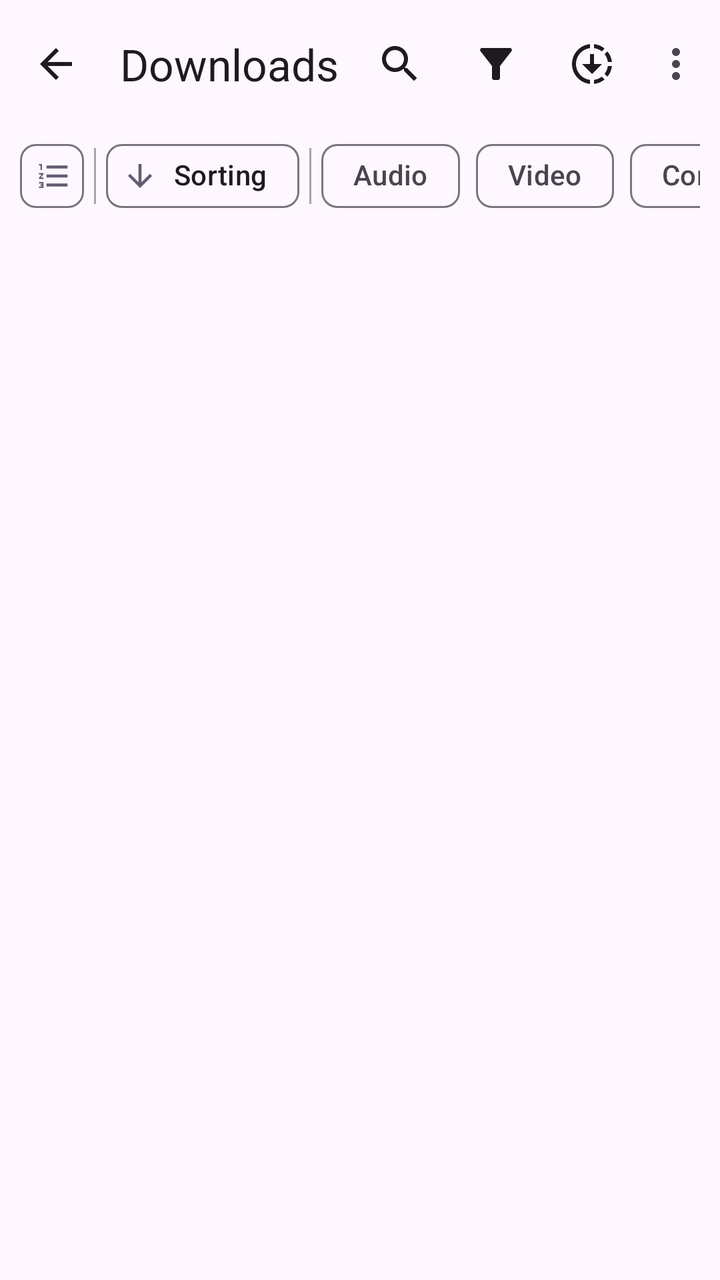
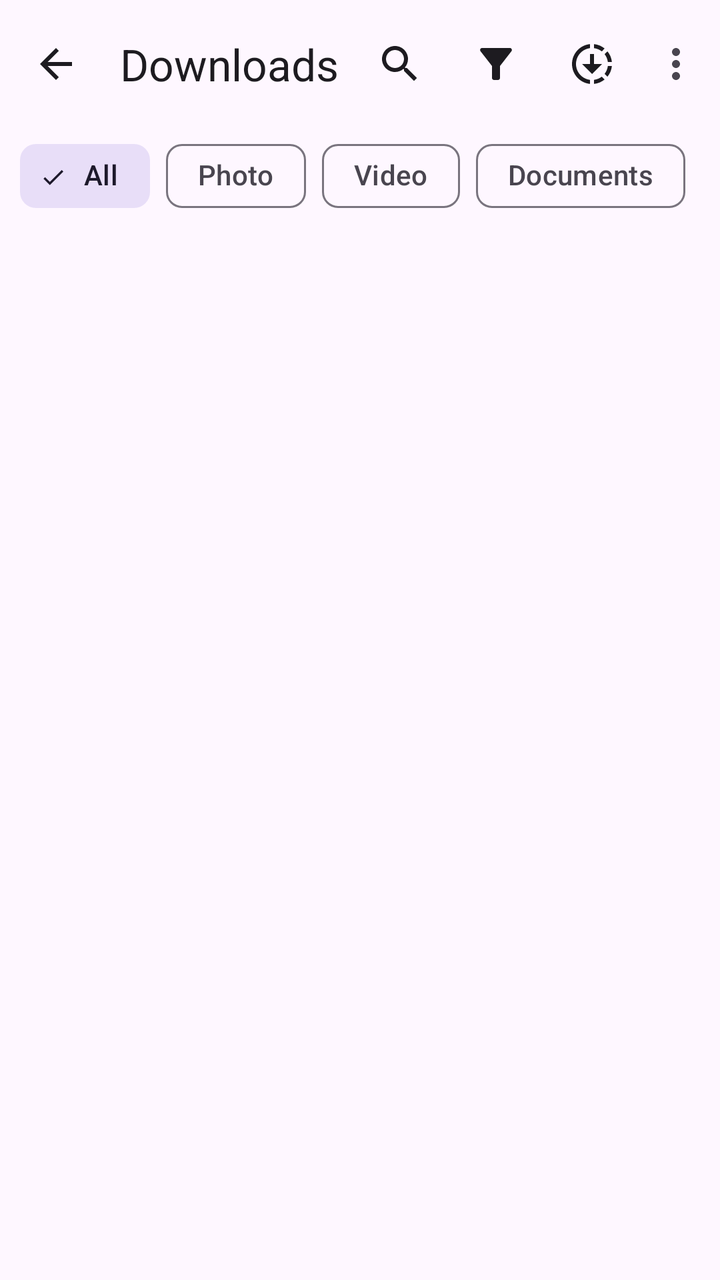

Before-and-after screenshots of an Android layout around one commit, followed by the original layout XML and the change that was made.
<!-- AndroidManifest.xml: application theme BaseTheme -->
<!-- res/layout/fragment_history.xml -->
<?xml version="1.0" encoding="utf-8"?>
<androidx.coordinatorlayout.widget.CoordinatorLayout android:layout_width="match_parent"
    android:layout_height="match_parent"
    xmlns:app="http://schemas.android.com/apk/res-auto"
    xmlns:android="http://schemas.android.com/apk/res/android">

    <com.google.android.material.appbar.AppBarLayout
        app:liftOnScroll="true"
        android:background="@android:color/transparent"
        android:elevation="0dp"
        app:liftOnScrollTargetViewId="@id/recyclerviewhistorys"
        app:elevation="0dp"
        android:fitsSystemWindows="true"
        android:layout_width="match_parent"
        android:layout_height="wrap_content">

        <com.google.android.material.appbar.MaterialToolbar
            android:id="@+id/history_toolbar"
            app:navigationIcon="@drawable/ic_back"
            android:layout_width="match_parent"
            android:layout_height="?attr/actionBarSize"
            app:title="@string/downloads"
            app:menu="@menu/history_menu"
            />

        <RelativeLayout
            android:layout_width="match_parent"
            android:layout_height="match_parent"
            android:orientation="vertical"
            app:layout_scrollFlags="scroll|enterAlways"
            android:layout_marginHorizontal="10dp">
            <HorizontalScrollView
                android:layout_width="wrap_content"
                android:scrollbars="none"
                android:layout_height="wrap_content">

                <LinearLayout
                    android:id="@+id/history_selection_chips"
                    android:layout_width="wrap_content"
                    android:layout_height="wrap_content">

                    <com.google.android.material.chip.ChipGroup
                        android:layout_width="wrap_content"
                        android:layout_height="wrap_content"
                        app:selectionRequired="false"
                        android:layout_gravity="center"
                        app:singleSelection="false">

                        <com.google.android.material.chip.Chip
                            android:id="@+id/toggleView"
                            style="@style/Widget.Material3.Chip.Assist"
                            android:layout_width="wrap_content"
                            android:layout_height="wrap_content"
                            android:layout_margin="0dp"
                            android:padding="0dp"
                            android:gravity="center"
                            app:ensureMinTouchTargetSize="false"
                            app:chipEndPadding="-10dp"
                            app:chipIcon="@drawable/baseline_format_list_numbered_24" />

                    </com.google.android.material.chip.ChipGroup>

                    <View style="@style/Divider.Vertical"/>

                    <com.google.android.material.chip.ChipGroup
                        android:layout_width="wrap_content"
                        android:layout_height="wrap_content">


                        <com.google.android.material.chip.Chip
                            android:id="@+id/sortChip"
                            style="@style/Widget.Material3.Chip.Assist"
                            android:layout_width="wrap_content"
                            android:layout_height="wrap_content"
                            android:text="@string/sort_by"
                            app:chipIcon="@drawable/ic_down" />

                    </com.google.android.material.chip.ChipGroup>

                    <View style="@style/Divider.Vertical"/>

                    <com.google.android.material.chip.ChipGroup
                        android:layout_width="wrap_content"
                        app:selectionRequired="false"
                        app:singleSelection="true"
                        android:layout_height="wrap_content">

                        <com.google.android.material.chip.Chip
                            android:id="@+id/audio_chip"
                            style="@style/Widget.Material3.Chip.Filter"
                            android:layout_width="wrap_content"
                            android:layout_height="wrap_content"
                            android:text="@string/audio"/>

                        <com.google.android.material.chip.Chip
                            android:id="@+id/video_chip"
                            style="@style/Widget.Material3.Chip.Filter"
                            android:layout_width="wrap_content"
                            android:layout_height="wrap_content"
                            android:text="@string/video"/>

                        <com.google.android.material.chip.Chip
                            android:id="@+id/command_chip"
                            style="@style/Widget.Material3.Chip.Filter"
                            android:layout_width="wrap_content"
                            android:layout_height="wrap_content"
                            android:text="@string/command"/>

                    </com.google.android.material.chip.ChipGroup>

                </LinearLayout>

            </HorizontalScrollView>

        </RelativeLayout>

    </com.google.android.material.appbar.AppBarLayout>

    <androidx.constraintlayout.widget.ConstraintLayout
        android:layout_width="match_parent"
        android:layout_height="match_parent"
        app:layout_behavior="@string/appbar_scrolling_view_behavior">




        <androidx.recyclerview.widget.RecyclerView
            android:id="@+id/recyclerviewhistorys"
            android:layout_width="match_parent"
            android:layout_height="wrap_content"
            android:clipToPadding="false"
            android:orientation="vertical"
            android:scrollbars="none"
            app:layoutManager="androidx.recyclerview.widget.LinearLayoutManager"
            app:layout_constraintEnd_toEndOf="parent"
            app:layout_constraintStart_toStartOf="parent">

        </androidx.recyclerview.widget.RecyclerView>

    </androidx.constraintlayout.widget.ConstraintLayout>

    <include layout="@layout/no_results"
        android:visibility="gone" />


    <include
        android:id="@+id/no_results"
        layout="@layout/history_item_details_bottom_sheet"
        android:visibility="gone" />

</androidx.coordinatorlayout.widget.CoordinatorLayout>
<!-- res/layout/no_results.xml (included above) -->
<?xml version="1.0" encoding="utf-8"?>
<RelativeLayout
    android:id="@+id/no_results"
    xmlns:android="http://schemas.android.com/apk/res/android"
    xmlns:tools="http://schemas.android.com/tools"
    android:layout_width="match_parent"
    android:layout_height="match_parent">

    <LinearLayout
        android:layout_width="match_parent"
        android:layout_height="wrap_content"
        android:layout_centerInParent="true"
        android:gravity="center"
        android:paddingHorizontal="32dp"
        android:paddingVertical="24dp"
        android:orientation="vertical"
        tools:ignore="MissingConstraints">

        <ImageView
            android:layout_width="88dp"
            android:layout_height="88dp"
            android:layout_gravity="center"
            android:scaleType="centerInside"
            android:alpha="0.92"
            android:contentDescription="@string/app_name"
            android:src="@drawable/setotower_mark" />

        <TextView
            android:layout_width="match_parent"
            android:layout_height="wrap_content"
            android:layout_marginTop="16dp"
            android:text="@string/no_results"
            android:textAlignment="center"
            android:textColor="?attr/colorOnSurface"
            android:textSize="18sp"
            android:textStyle="bold" />

    </LinearLayout>


</RelativeLayout>
<!-- res/layout/history_item_details_bottom_sheet.xml (included above) -->
<?xml version="1.0" encoding="utf-8"?>
<FrameLayout style="@style/Widget.Material3.BottomSheet"
    android:layout_width="match_parent"
    android:layout_height="wrap_content"
    app:layout_behavior="com.google.android.material.bottomsheet.BottomSheetBehavior"
    xmlns:android="http://schemas.android.com/apk/res/android"
    xmlns:app="http://schemas.android.com/apk/res-auto">

    <LinearLayout
        android:layout_width="match_parent"
        android:layout_height="wrap_content"
        android:orientation="vertical">

        <androidx.constraintlayout.widget.ConstraintLayout
            android:layout_width="match_parent"
            android:layout_height="wrap_content"
            android:padding="20dp">

            <LinearLayout
                android:id="@+id/linearLayout2"
                android:layout_width="0dp"
                android:layout_marginEnd="20dp"
                android:layout_height="wrap_content"
                android:orientation="vertical"
                app:layout_constraintEnd_toStartOf="@+id/download_button_type"
                app:layout_constraintHorizontal_bias="0.0"
                app:layout_constraintStart_toStartOf="parent"
                app:layout_constraintTop_toTopOf="parent">

                <TextView
                    android:id="@+id/bottom_sheet_title"
                    android:layout_width="match_parent"
                    android:layout_height="wrap_content"
                    android:maxLines="3"
                    android:ellipsize="end"
                    android:textColor="?attr/colorOnSurface"
                    android:textSize="25sp" />

                <TextView
                    android:id="@+id/bottom_sheet_author"
                    android:layout_width="match_parent"
                    android:layout_height="wrap_content"
                    android:paddingTop="5dp"
                    android:maxLines="2"
                    android:ellipsize="end"
                    android:textSize="15sp" />

            </LinearLayout>

            <com.google.android.material.floatingactionbutton.FloatingActionButton
                android:id="@+id/download_button_type"
                android:layout_width="wrap_content"
                android:layout_height="wrap_content"
                android:layout_marginHorizontal="10dp"
                android:clickable="false"
                android:stateListAnimator="@null"
                android:elevation="0dp"
                app:borderWidth="0dp"
                app:cornerRadius="10dp"
                app:elevation="0dp"
                app:layout_constraintEnd_toEndOf="parent"
                app:layout_constraintTop_toTopOf="parent"
                android:contentDescription="@string/share" />

        </androidx.constraintlayout.widget.ConstraintLayout>

        <HorizontalScrollView
            android:layout_width="wrap_content"
            android:scrollbars="none"
            android:layout_height="wrap_content">

            <com.google.android.material.chip.ChipGroup
                android:layout_width="wrap_content"
                android:layout_height="wrap_content"
                android:layout_gravity="bottom"
                android:orientation="horizontal"
                android:elevation="0dp"
                android:paddingHorizontal="20dp"
                app:layout_constraintStart_toStartOf="parent"
                app:layout_constraintTop_toBottomOf="@+id/url">

                <com.google.android.material.chip.Chip
                    android:id="@+id/time"
                    style="@style/Widget.Material3.FloatingActionButton.Large.Primary"
                    android:layout_width="wrap_content"
                    android:layout_height="wrap_content"
                    android:clickable="true"
                    android:minWidth="30dp"
                    app:cornerRadius="10dp"
                    android:stateListAnimator="@null"
                    android:elevation="0dp"
                    app:chipIcon="@drawable/ic_clock"
                    app:layout_constraintBottom_toBottomOf="parent"
                    app:layout_constraintStart_toStartOf="parent"
                    app:layout_constraintTop_toTopOf="parent"
                    android:focusable="true" />

                <com.google.android.material.chip.Chip
                    android:id="@+id/thumbnail"
                    style="@style/Widget.Material3.FloatingActionButton.Large.Primary"
                    android:layout_width="wrap_content"
                    android:layout_height="wrap_content"
                    android:clickable="false"
                    android:minWidth="30dp"
                    app:chipIcon="@drawable/ic_image"
                    app:cornerRadius="10dp"
                    android:stateListAnimator="@null"
                    android:elevation="0dp"
                    android:text="@string/thumbnail"
                    app:layout_constraintBottom_toBottomOf="parent"
                    app:layout_constraintStart_toStartOf="parent"
                    app:layout_constraintTop_toTopOf="parent"/>

                <com.google.android.material.chip.Chip
                    android:id="@+id/format_note"
                    style="@style/Widget.Material3.FloatingActionButton.Large.Primary"
                    android:layout_width="wrap_content"
                    android:layout_height="wrap_content"
                    android:clickable="false"
                    android:minWidth="30dp"
                    app:chipIcon="@drawable/ic_format"
                    android:stateListAnimator="@null"
                    android:elevation="0dp"
                    app:cornerRadius="10dp"
                    app:layout_constraintBottom_toBottomOf="parent"
                    app:layout_constraintStart_toStartOf="parent"
                    app:layout_constraintTop_toTopOf="parent"/>

                <com.google.android.material.chip.Chip
                    android:id="@+id/container_chip"
                    style="@style/Widget.Material3.FloatingActionButton.Large.Primary"
                    android:layout_width="wrap_content"
                    android:layout_height="wrap_content"
                    android:clickable="false"
                    android:minWidth="30dp"
                    android:stateListAnimator="@null"
                    android:elevation="0dp"
                    app:cornerRadius="10dp"
                    app:layout_constraintBottom_toBottomOf="parent"
                    app:layout_constraintStart_toStartOf="parent"
                    app:layout_constraintTop_toTopOf="parent"/>

                <com.google.android.material.chip.Chip
                    android:id="@+id/codec"
                    style="@style/Widget.Material3.FloatingActionButton.Large.Secondary"
                    android:layout_width="wrap_content"
                    android:layout_height="wrap_content"
                    android:clickable="false"
                    android:minWidth="30dp"
                    app:cornerRadius="10dp"
                    android:stateListAnimator="@null"
                    android:elevation="0dp"
                    app:chipIcon="@drawable/ic_code"
                    app:layout_constraintBottom_toBottomOf="parent"
                    app:layout_constraintStart_toStartOf="parent"
                    app:layout_constraintTop_toTopOf="parent" />

                <com.google.android.material.chip.Chip
                    android:id="@+id/file_size"
                    style="@style/Widget.Material3.FloatingActionButton.Large.Tertiary"
                    android:layout_width="wrap_content"
                    android:layout_height="wrap_content"
                    android:clickable="false"
                    android:minWidth="30dp"
                    android:stateListAnimator="@null"
                    android:elevation="0dp"
                    app:cornerRadius="10dp"
                    app:layout_constraintBottom_toBottomOf="parent"
                    app:layout_constraintStart_toStartOf="parent"
                    app:layout_constraintTop_toTopOf="parent" />

                <com.google.android.material.chip.Chip
                    android:id="@+id/command"
                    style="@style/Widget.Material3.FloatingActionButton.Large.Secondary"
                    android:layout_width="wrap_content"
                    android:layout_height="wrap_content"
                    android:clickable="false"
                    android:minWidth="30dp"
                    app:cornerRadius="10dp"
                    android:stateListAnimator="@null"
                    android:elevation="0dp"
                    android:text="@string/command"
                    app:chipIcon="@drawable/ic_baseline_keyboard_arrow_right_24"
                    app:layout_constraintBottom_toBottomOf="parent"
                    app:layout_constraintStart_toStartOf="parent"
                    app:layout_constraintTop_toTopOf="parent" />

                <com.google.android.material.chip.Chip
                    android:id="@+id/location"
                    android:visibility="gone"
                    style="@style/Widget.Material3.FloatingActionButton.Large.Secondary"
                    android:layout_width="wrap_content"
                    android:layout_height="wrap_content"
                    android:clickable="false"
                    android:minWidth="30dp"
                    android:stateListAnimator="@null"
                    android:elevation="0dp"
                    app:cornerRadius="10dp"
                    android:text="@string/location"
                    app:chipIcon="@drawable/baseline_folder_24"
                    app:layout_constraintBottom_toBottomOf="parent"
                    app:layout_constraintStart_toStartOf="parent"
                    app:layout_constraintTop_toTopOf="parent" />

            </com.google.android.material.chip.ChipGroup>

        </HorizontalScrollView>


        <Button
            android:id="@+id/bottom_sheet_link"
            style="@style/Widget.Material3.Button.TextButton.Icon"
            android:layout_width="match_parent"
            android:layout_height="wrap_content"
            android:layout_marginHorizontal="10dp"
            android:text="@string/app_name"
            android:textAlignment="textStart"
            android:textSize="15sp"
            app:icon="@drawable/ic_link" />

        <LinearLayout
            android:layout_width="match_parent"
            android:layout_height="wrap_content"
            android:layout_gravity="bottom"
            android:gravity="end"
            android:layout_margin="10dp"
            android:orientation="horizontal">

            <Button
                style="@style/Widget.Material3.Button.OutlinedButton.Icon"
                android:id="@+id/bottomsheet_remove_button"
                android:layout_width="wrap_content"
                android:layout_height="wrap_content"
                android:layout_marginEnd="10dp"
                android:outlineProvider="none"
                android:stateListAnimator="@null"
                app:icon="@drawable/ic_baseline_delete_outline_24"
                android:text="@string/Remove" />

            <Button
                style="@style/Widget.Material3.Button.ElevatedButton.Icon"
                android:id="@+id/bottomsheet_open_file_button"
                android:layout_width="wrap_content"
                android:layout_height="wrap_content"
                android:text="@string/open_file"
                android:outlineProvider="none"
                android:stateListAnimator="@null"
                android:layout_marginEnd="10dp"
                app:icon="@drawable/ic_open_file"
                />

            <Button
                android:id="@+id/bottomsheet_redownload_button"
                style="@style/Widget.Material3.Button.ElevatedButton.Icon"
                android:layout_width="wrap_content"
                android:layout_height="wrap_content"
                android:layout_marginEnd="10dp"
                android:outlineProvider="none"
                android:stateListAnimator="@null"
                android:text="@string/redownload"
                app:icon="@drawable/ic_refresh" />

        </LinearLayout>

    </LinearLayout>


</FrameLayout>
<!-- resources referenced by this layout -->
<resources>
  <!-- drawable ic_back (drawable) -->
  <vector android:autoMirrored="true" android:height="24dp"
      android:viewportHeight="24"
      android:viewportWidth="24" android:width="24dp" xmlns:android="http://schemas.android.com/apk/res/android">
      <path android:fillColor="?android:textColorPrimary" android:pathData="M20,11H7.83l5.59,-5.59L12,4l-8,8 8,8 1.41,-1.41L7.83,13H20v-2z"/>
  </vector>
  <!-- drawable ic_baseline_keyboard_arrow_right_24 (drawable) -->
  <vector android:height="24dp"
      android:viewportHeight="24" android:viewportWidth="24"
      android:width="24dp" xmlns:android="http://schemas.android.com/apk/res/android">
      <path android:fillColor="?android:colorAccent" android:pathData="M8.59,16.59L13.17,12 8.59,7.41 10,6l6,6 -6,6 -1.41,-1.41z"/>
  </vector>
  <!-- drawable ic_code (drawable) -->
  <vector android:height="24dp"
      android:viewportHeight="24" android:viewportWidth="24"
      android:width="24dp" xmlns:android="http://schemas.android.com/apk/res/android">
      <path android:fillColor="?android:colorAccent" android:pathData="M9.4,16.6L4.8,12l4.6,-4.6L8,6l-6,6 6,6 1.4,-1.4zM14.6,16.6l4.6,-4.6 -4.6,-4.6L16,6l6,6 -6,6 -1.4,-1.4z"/>
  </vector>
  <!-- drawable ic_down (drawable) -->
  <vector android:height="24dp"
      android:viewportHeight="24" android:viewportWidth="24"
      android:width="24dp" xmlns:android="http://schemas.android.com/apk/res/android">
      <path android:fillColor="?android:colorAccent" android:pathData="M20,12l-1.41,-1.41L13,16.17V4h-2v12.17l-5.58,-5.59L4,12l8,8 8,-8z"/>
  </vector>
  <!-- drawable ic_image (drawable) -->
  <vector android:height="24dp"
      android:viewportHeight="24" android:viewportWidth="24"
      android:width="24dp" xmlns:android="http://schemas.android.com/apk/res/android">
      <path android:fillColor="?android:colorAccent" android:pathData="M21,19V5c0,-1.1 -0.9,-2 -2,-2H5c-1.1,0 -2,0.9 -2,2v14c0,1.1 0.9,2 2,2h14c1.1,0 2,-0.9 2,-2zM8.5,13.5l2.5,3.01L14.5,12l4.5,6H5l3.5,-4.5z"/>
  </vector>
  <string name="Remove">Remove</string>
  <string name="app_name">Setotower Downloader</string>
  <string name="audio">Audio</string>
  <string name="command">Command</string>
  <string name="downloads">Downloads</string>
  <string name="location">Location</string>
  <string name="no_results">No results</string>
  <string name="open_file">Open file</string>
  <string name="redownload">Redownload</string>
  <string name="share">Share</string>
  <string name="sort_by">Sorting</string>
  <string name="thumbnail">Thumbnail</string>
  <string name="video">Video</string>
  <style name="Divider.Vertical" parent="Divider">
          <item name="android:layout_width">1dp</item>
          <item name="android:layout_height">match_parent</item>
          <item name="android:layout_marginTop">10dp</item>
          <item name="android:layout_marginBottom">10dp</item>
          <item name="android:layout_marginEnd">5dp</item>
          <item name="android:layout_marginStart">5dp</item>
      </style>
  <style name="Divider">
          <item name="android:background">@color/light_grey</item>
      </style>
  <style name="Preference.SwitchPreferenceCompat.Material3" parent="@style/Preference.SwitchPreferenceCompat.Material">
          <item name="widgetLayout">@layout/preferece_material_switch</item>
      </style>
  <style name="snackBarStyle" parent="@style/Widget.Material3.Snackbar">
          <item name="shapeAppearance">@style/ShapeAppearance.Material3.Corner.ExtraLarge</item>
          <item name="android:paddingStart">20dp</item>
          <item name="android:paddingEnd">20dp</item>
          <item name="maxLines">2</item>
          <item name="animationMode">slide</item>
      </style>
  <style name="PreferenceTheme" parent="PreferenceThemeOverlay">
          <item name="singleLineTitle">false</item>
      </style>
  <color name="light_grey">#A6A6A6</color>
  <!-- unchanged entries left out for length: 10 -->
</resources>

<!-- the commit's change to res/layout/fragment_history.xml (unified diff, before → after) -->
@@ -40,6 +40,66 @@
                     android:layout_height="wrap_content">
 
                     <com.google.android.material.chip.ChipGroup
+                        android:id="@+id/download_category_chips"
+                        android:layout_width="wrap_content"
+                        android:layout_height="wrap_content"
+                        android:layout_gravity="center"
+                        app:singleSelection="true"
+                        app:selectionRequired="true">
+
+                        <com.google.android.material.chip.Chip
+                            android:id="@+id/category_all"
+                            style="@style/Widget.Material3.Chip.Filter"
+                            android:layout_width="wrap_content"
+                            android:layout_height="wrap_content"
+                            android:checked="true"
+                            android:text="All"
+                            app:ensureMinTouchTargetSize="false" />
+
+                        <com.google.android.material.chip.Chip
+                            android:id="@+id/category_photo"
+                            style="@style/Widget.Material3.Chip.Filter"
+                            android:layout_width="wrap_content"
+                            android:layout_height="wrap_content"
+                            android:text="Photo"
+                            app:ensureMinTouchTargetSize="false" />
+
+                        <com.google.android.material.chip.Chip
+                            android:id="@+id/category_video"
+                            style="@style/Widget.Material3.Chip.Filter"
+                            android:layout_width="wrap_content"
+                            android:layout_height="wrap_content"
+                            android:text="Video"
+                            app:ensureMinTouchTargetSize="false" />
+
+                        <com.google.android.material.chip.Chip
+                            android:id="@+id/category_documents"
+                            style="@style/Widget.Material3.Chip.Filter"
+                            android:layout_width="wrap_content"
+                            android:layout_height="wrap_content"
+                            android:text="Documents"
+                            app:ensureMinTouchTargetSize="false" />
+
+                        <com.google.android.material.chip.Chip
+                            android:id="@+id/category_apps"
+                            style="@style/Widget.Material3.Chip.Filter"
+                            android:layout_width="wrap_content"
+                            android:layout_height="wrap_content"
+                            android:text="Apps"
+                            app:ensureMinTouchTargetSize="false" />
+
+                        <com.google.android.material.chip.Chip
+                            android:id="@+id/category_others"
+                            style="@style/Widget.Material3.Chip.Filter"
+                            android:layout_width="wrap_content"
+                            android:layout_height="wrap_content"
+                            android:text="Others"
+                            app:ensureMinTouchTargetSize="false" />
+                    </com.google.android.material.chip.ChipGroup>
+
+                    <View style="@style/Divider.Vertical" />
+
+                    <com.google.android.material.chip.ChipGroup
                         android:layout_width="wrap_content"
                         android:layout_height="wrap_content"
                         app:selectionRequired="false"
@@ -80,9 +140,11 @@
                     <View style="@style/Divider.Vertical"/>
 
                     <com.google.android.material.chip.ChipGroup
+                        android:id="@+id/legacy_format_chips"
                         android:layout_width="wrap_content"
                         app:selectionRequired="false"
                         app:singleSelection="true"
+                        android:visibility="gone"
                         android:layout_height="wrap_content">
 
                         <com.google.android.material.chip.Chip
